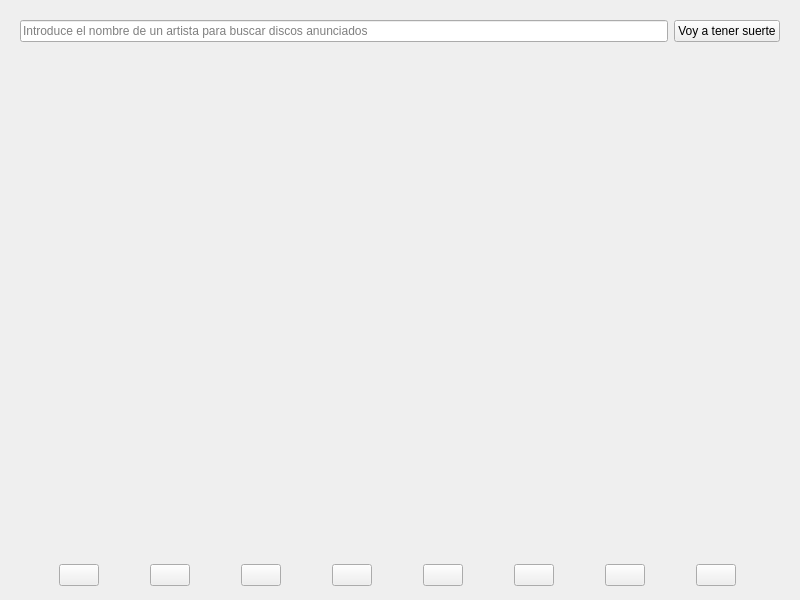
First picture: the form in ui/muspy_releases_module.ui, repository volteret4/mfuz, before the edit.
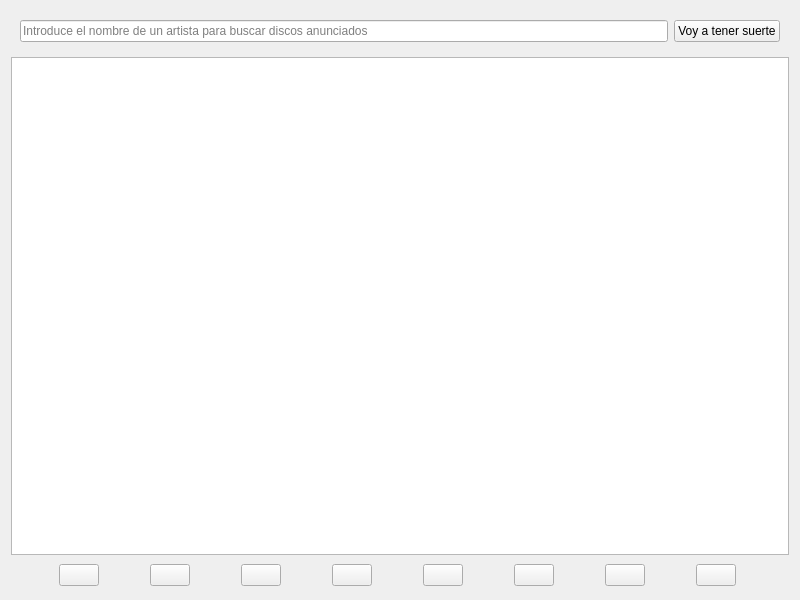
Second picture: the form after the edit. The open tabs and pages were chosen to show the change. Icons and pictures are not drawn.

Commit message: ui actualizada mas paginas stackedWidget

What changed in the file:
```diff
--- a/ui/muspy_releases_module.ui
+++ b/ui/muspy_releases_module.ui
@@ -105,9 +105,45 @@
         <number>0</number>
        </property>
        <item>
-        <widget class="QWidget" name="table_widget_releases_artists_songs" native="true">
-         <layout class="QVBoxLayout" name="verticalLayout_3"/>
-        </widget>
+        <widget class="QTableWidget" name="tableWidget_songs"/>
+       </item>
+      </layout>
+     </widget>
+     <widget class="QWidget" name="table_page_releases">
+      <layout class="QHBoxLayout" name="horizontalLayout_3">
+       <property name="leftMargin">
+        <number>0</number>
+       </property>
+       <property name="topMargin">
+        <number>0</number>
+       </property>
+       <property name="rightMargin">
+        <number>0</number>
+       </property>
+       <property name="bottomMargin">
+        <number>0</number>
+       </property>
+       <item>
+        <widget class="QTableWidget" name="tableWidget_releases"/>
+       </item>
+      </layout>
+     </widget>
+     <widget class="QWidget" name="table_page_artist">
+      <layout class="QHBoxLayout" name="horizontalLayout_2">
+       <property name="leftMargin">
+        <number>0</number>
+       </property>
+       <property name="topMargin">
+        <number>0</number>
+       </property>
+       <property name="rightMargin">
+        <number>0</number>
+       </property>
+       <property name="bottomMargin">
+        <number>0</number>
+       </property>
+       <item>
+        <widget class="QTableWidget" name="tableWidget_artists"/>
        </item>
       </layout>
      </widget>
```
Left out of the diff: 22 changed lines with no effect on the pictures. The commit also changes 1 other file.
